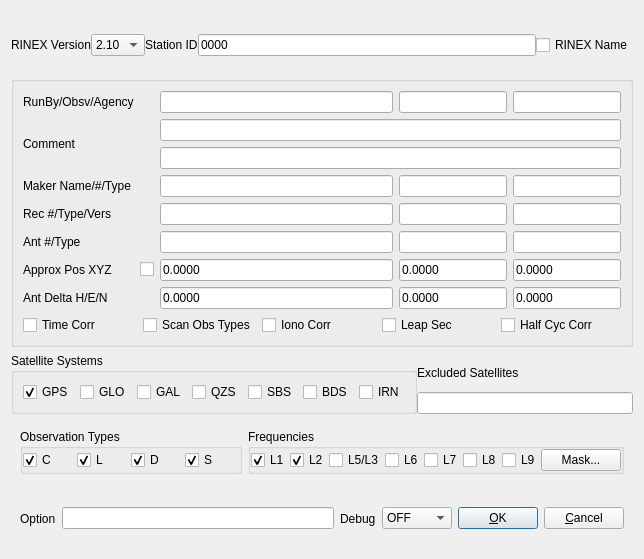
tomojitakasu/RTKLIB, file app/rtkconv_qt/convopt.ui: the form before one commit.
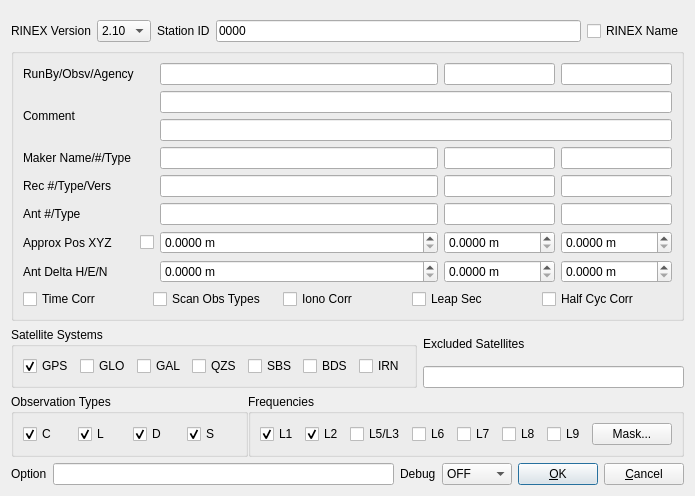
The form after the commit.

```diff
--- a/app/rtkconv_qt/convopt.ui
+++ b/app/rtkconv_qt/convopt.ui
@@ -6,8 +6,8 @@
    <rect>
     <x>0</x>
     <y>0</y>
-    <width>644</width>
-    <height>559</height>
+    <width>629</width>
+    <height>474</height>
    </rect>
   </property>
   <property name="windowTitle">
@@ -20,9 +20,6 @@
    <item>
     <widget class="QWidget" name="widget_2" native="true">
      <layout class="QHBoxLayout" name="horizontalLayout_5">
-      <property name="spacing">
-       <number>0</number>
-      </property>
       <property name="leftMargin">
        <number>0</number>
       </property>
@@ -141,6 +138,86 @@
       <string/>
      </property>
      <layout class="QGridLayout" name="gridLayout">
+      <item row="9" column="0" colspan="7">
+       <widget class="QWidget" name="options" native="true">
+        <layout class="QHBoxLayout" name="horizontalLayout_7">
+         <property name="spacing">
+          <number>0</number>
+         </property>
+         <property name="leftMargin">
+          <number>0</number>
+         </property>
+         <property name="topMargin">
+          <number>0</number>
+         </property>
+         <property name="rightMargin">
+          <number>0</number>
+         </property>
+         <property name="bottomMargin">
+          <number>0</number>
+         </property>
+         <item>
+          <widget class="QCheckBox" name="OutTime">
+           <property name="toolTip">
+            <string/>
+           </property>
+           <property name="text">
+            <string>Time Corr</string>
+           </property>
+           <property name="checked">
+            <bool>false</bool>
+           </property>
+          </widget>
+         </item>
+         <item>
+          <widget class="QCheckBox" name="ScanObs">
+           <property name="toolTip">
+            <string/>
+           </property>
+           <property name="text">
+            <string>Scan Obs Types</string>
+           </property>
+           <property name="checked">
+            <bool>false</bool>
+           </property>
+          </widget>
+         </item>
+         <item>
+          <widget class="QCheckBox" name="OutIono">
+           <property name="toolTip">
+            <string/>
+           </property>
+           <property name="text">
+            <string>Iono Corr</string>
+           </property>
+           <property name="checked">
+            <bool>false</bool>
+           </property>
+          </widget>
+         </item>
+         <item>
+          <widget class="QCheckBox" name="OutLeaps">
+           <property name="toolTip">
+            <string/>
+           </property>
+           <property name="text">
+            <string>Leap Sec</string>
+           </property>
+           <property name="checked">
+            <bool>false</bool>
+           </property>
+          </widget>
+         </item>
+         <item>
+          <widget class="QCheckBox" name="HalfCyc">
+           <property name="text">
+            <string>Half Cyc Corr</string>
+           </property>
+          </widget>
+         </item>
+        </layout>
+       </widget>
+      </item>
       <item row="3" column="5" colspan="2">
        <widget class="QLineEdit" name="MarkerType">
         <property name="enabled">
@@ -167,7 +244,7 @@
         </property>
        </widget>
       </item>
-      <item row="6" column="1">
+      <item row="7" column="1">
        <widget class="QCheckBox" name="AutoPos">
         <property name="toolTip">
          <string/>
@@ -193,7 +270,7 @@
         </property>
        </widget>
       </item>
-      <item row="6" column="0">
+      <item row="7" column="0">
        <widget class="QLabel" name="Label6">
         <property name="enabled">
          <bool>true</bool>
@@ -232,20 +309,7 @@
         </property>
        </widget>
       </item>
-      <item row="7" column="2">
-       <widget class="QLineEdit" name="AntDel0">
-        <property name="enabled">
-         <bool>true</bool>
-        </property>
-        <property name="toolTip">
-         <string/>
-        </property>
-        <property name="text">
-         <string>0.0000</string>
-        </property>
-       </widget>
-      </item>
-      <item row="7" column="0">
+      <item row="8" column="0">
        <widget class="QLabel" name="Label7">
         <property name="enabled">
          <bool>true</bool>
@@ -271,19 +335,6 @@
         </property>
        </widget>
       </item>
-      <item row="7" column="5" colspan="2">
-       <widget class="QLineEdit" name="AntDel2">
-        <property name="enabled">
-         <bool>true</bool>
-        </property>
-        <property name="toolTip">
-         <string/>
-        </property>
-        <property name="text">
-         <string>0.0000</string>
-        </property>
-       </widget>
-      </item>
       <item row="0" column="5" colspan="2">
        <widget class="QLineEdit" name="Name1">
         <property name="enabled">
@@ -375,32 +426,6 @@
         </property>
        </widget>
       </item>
-      <item row="6" column="5" colspan="2">
-       <widget class="QLineEdit" name="AppPos2">
-        <property name="enabled">
-         <bool>true</bool>
-        </property>
-        <property name="toolTip">
-         <string/>
-        </property>
-        <property name="text">
-         <string>0.0000</string>
-        </property>
-       </widget>
-      </item>
-      <item row="6" column="2">
-       <widget class="QLineEdit" name="AppPos0">
-        <property name="enabled">
-         <bool>true</bool>
-        </property>
-        <property name="toolTip">
-         <string/>
-        </property>
-        <property name="text">
-         <string>0.0000</string>
-        </property>
-       </widget>
-      </item>
       <item row="3" column="0">
        <widget class="QLabel" name="Label1">
         <property name="enabled">
@@ -479,110 +504,73 @@
         </property>
        </widget>
       </item>
+      <item row="7" column="2">
+       <widget class="QDoubleSpinBox" name="AppPos0">
+        <property name="suffix">
+         <string> m</string>
+        </property>
+        <property name="decimals">
+         <number>4</number>
+        </property>
+        <property name="maximum">
+         <double>1000000.000000000000000</double>
+        </property>
+       </widget>
+      </item>
       <item row="7" column="3" colspan="2">
-       <widget class="QLineEdit" name="AntDel1">
-        <property name="enabled">
-         <bool>true</bool>
+       <widget class="QDoubleSpinBox" name="AppPos1">
+        <property name="suffix">
+         <string> m</string>
         </property>
-        <property name="toolTip">
-         <string/>
+        <property name="decimals">
+         <number>4</number>
         </property>
-        <property name="text">
-         <string>0.0000</string>
+        <property name="maximum">
+         <double>1000000.000000000000000</double>
         </property>
        </widget>
       </item>
-      <item row="6" column="3" colspan="2">
-       <widget class="QLineEdit" name="AppPos1">
-        <property name="enabled">
-         <bool>true</bool>
+      <item row="7" column="5" colspan="2">
+       <widget class="QDoubleSpinBox" name="AppPos2">
+        <property name="suffix">
+         <string> m</string>
         </property>
-        <property name="toolTip">
-         <string/>
+        <property name="decimals">
+         <number>4</number>
         </property>
-        <property name="text">
-         <string>0.0000</string>
+        <property name="maximum">
+         <double>1000000.000000000000000</double>
         </property>
        </widget>
       </item>
-      <item row="8" column="0" colspan="7">
-       <widget class="QWidget" name="options" native="true">
-        <layout class="QHBoxLayout" name="horizontalLayout_7">
-         <property name="spacing">
-          <number>0</number>
-         </property>
-         <property name="leftMargin">
-          <number>0</number>
-         </property>
-         <property name="topMargin">
-          <number>0</number>
-         </property>
-         <property name="rightMargin">
-          <number>0</number>
-         </property>
-         <property name="bottomMargin">
-          <number>0</number>
-         </property>
-         <item>
-          <widget class="QCheckBox" name="OutTime">
-           <property name="toolTip">
-            <string/>
-           </property>
-           <property name="text">
-            <string>Time Corr</string>
-           </property>
-           <property name="checked">
-            <bool>false</bool>
-           </property>
-          </widget>
-         </item>
-         <item>
-          <widget class="QCheckBox" name="ScanObs">
-           <property name="toolTip">
-            <string/>
-           </property>
-           <property name="text">
-            <string>Scan Obs Types</string>
-           </property>
-           <property name="checked">
-            <bool>false</bool>
-           </property>
-          </widget>
-         </item>
-         <item>
-          <widget class="QCheckBox" name="OutIono">
-           <property name="toolTip">
-            <string/>
-           </property>
-           <property name="text">
-            <string>Iono Corr</string>
-           </property>
-           <property name="checked">
-            <bool>false</bool>
-           </property>
-          </widget>
-         </item>
-         <item>
-          <widget class="QCheckBox" name="OutLeaps">
-           <property name="toolTip">
-            <string/>
-           </property>
-           <property name="text">
-            <string>Leap Sec</string>
-           </property>
-           <property name="checked">
-            <bool>false</bool>
-           </property>
-          </widget>
-         </item>
-         <item>
-          <widget class="QCheckBox" name="HalfCyc">
-           <property name="text">
-            <string>Half Cyc Corr</string>
-           </property>
-          </widget>
-         </item>
-        </layout>
+      <item row="8" column="2">
+       <widget class="QDoubleSpinBox" name="AntDel0">
+        <property name="suffix">
+         <string> m</string>
+        </property>
+        <property name="decimals">
+         <number>4</number>
+        </property>
+       </widget>
+      </item>
+      <item row="8" column="5" colspan="2">
+       <widget class="QDoubleSpinBox" name="AntDel2">
+        <property name="suffix">
+         <string> m</string>
+        </property>
+        <property name="decimals">
+         <number>4</number>
+        </property>
+       </widget>
+      </item>
+      <item row="8" column="3" colspan="2">
+       <widget class="QDoubleSpinBox" name="AntDel1">
+        <property name="suffix">
+         <string> m</string>
+        </property>
+        <property name="decimals">
+         <number>4</number>
+        </property>
        </widget>
       </item>
      </layout>
@@ -603,9 +591,6 @@
       <property name="bottomMargin">
        <number>0</number>
       </property>
-      <property name="spacing">
-       <number>0</number>
-      </property>
       <item row="2" column="2">
        <widget class="QLineEdit" name="ExSats">
         <property name="enabled">
@@ -735,6 +720,21 @@
    <item>
     <widget class="QWidget" name="widget_4" native="true">
      <layout class="QHBoxLayout" name="horizontalLayout_6">
+      <property name="spacing">
+       <number>0</number>
+      </property>
+      <property name="leftMargin">
+       <number>0</number>
+      </property>
+      <property name="topMargin">
+       <number>0</number>
+      </property>
+      <property name="rightMargin">
+       <number>0</number>
+      </property>
+      <property name="bottomMargin">
+       <number>0</number>
+      </property>
       <item>
        <widget class="QGroupBox" name="GroupBox3">
         <property name="toolTip">
@@ -744,21 +744,6 @@
          <string>Observation Types</string>
         </property>
         <layout class="QHBoxLayout" name="horizontalLayout_2">
-         <property name="spacing">
-          <number>0</number>
-         </property>
-         <property name="leftMargin">
-          <number>0</number>
-         </property>
-         <property name="topMargin">
-          <number>0</number>
-         </property>
-         <property name="rightMargin">
-          <number>0</number>
-         </property>
-         <property name="bottomMargin">
-          <number>0</number>
-         </property>
          <item>
           <widget class="QCheckBox" name="Obs1">
            <property name="toolTip">
@@ -823,21 +808,6 @@
          <string>Frequencies</string>
         </property>
         <layout class="QHBoxLayout" name="horizontalLayout_3">
-         <property name="spacing">
-          <number>0</number>
-         </property>
-         <property name="leftMargin">
-          <number>0</number>
-         </property>
-         <property name="topMargin">
-          <number>0</number>
-         </property>
-         <property name="rightMargin">
-          <number>0</number>
-         </property>
-         <property name="bottomMargin">
-          <number>0</number>
-         </property>
          <item>
           <widget class="QCheckBox" name="Freq1">
            <property name="toolTip">
@@ -945,6 +915,18 @@
    <item>
     <widget class="QWidget" name="widget" native="true">
      <layout class="QHBoxLayout" name="horizontalLayout_4">
+      <property name="leftMargin">
+       <number>0</number>
+      </property>
+      <property name="topMargin">
+       <number>0</number>
+      </property>
+      <property name="rightMargin">
+       <number>0</number>
+      </property>
+      <property name="bottomMargin">
+       <number>0</number>
+      </property>
       <item>
        <widget class="QLabel" name="Label8">
         <property name="enabled">
```
